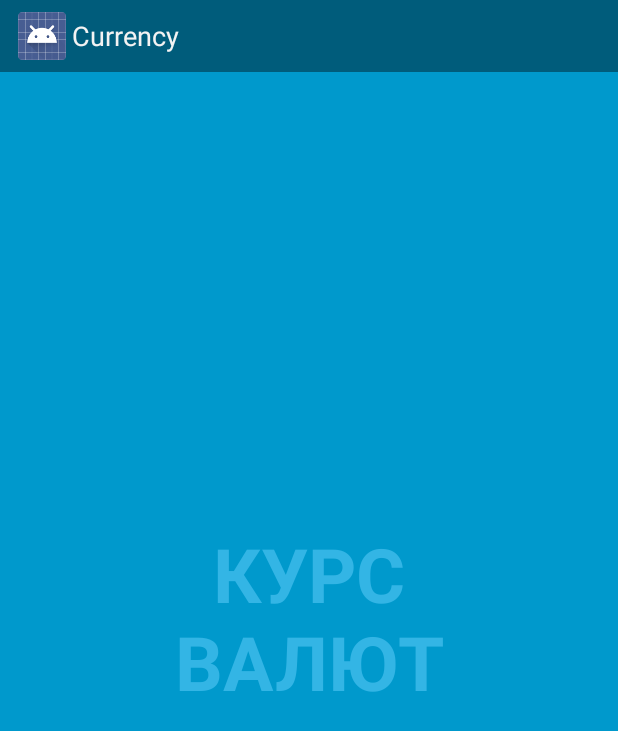
After one commit to shamankio/Currency, an Android app: the InitScreen screen opened directly, with no data from a screen before it, on a phone screen of 412 x 824 dp. The commit adds this screen. Shown: the top 731 px of the screen. Run offline under Robolectric (Android 15) with nearby library versions, the phone set to English and light mode, and no system bars; 1 statement that could not run was skipped.

Commit message:
version 1

```diff
--- /dev/null
+++ b/app/src/main/java/com/rustan/currency/InitScreen.java
@@ -0,0 +1,73 @@
+package com.rustan.currency;
+
+import android.app.Activity;
+import android.content.Intent;
+import android.os.AsyncTask;
+import android.os.Bundle;
+import android.util.Log;
+
+import org.json.JSONArray;
+import org.json.JSONException;
+import org.json.JSONObject;
+
+
+public class InitScreen extends Activity {
+
+    private static final String URL = "https://api.privatbank.ua/p24api/pubinfo?json&exchange&coursid=5";
+    private CurPOJO currency;
+
+    @Override
+    protected void onCreate(Bundle savedInstanceState) {
+        super.onCreate(savedInstanceState);
+
+        setContentView(R.layout.activity_fullscreen);
+        currency = new CurPOJO();
+        new PrefetchDataCurrency().execute();
+
+    }
+
+    // Создаем AsyncTask, который и будет выполнять получение
+    // курса валют в потоке
+    private class PrefetchDataCurrency extends AsyncTask<Void, Void, Void> {
+
+        @Override
+        protected Void doInBackground(Void... voids) {
+            // получаем курс UAH в USD с помощью нашего парсера
+            JSONArray jsonUAHToUSD = JSONParser.getJSONFromUrl(URL);
+            if (jsonUAHToUSD != null) {
+                try {
+                    JSONObject jobj = jsonUAHToUSD.getJSONObject(2);
+                    Log.d("myLog2", jobj.toString());
+                    Log.d("myLog2", "ccy=" + jobj.getString("ccy"));
+                    currency.setCur_buy(jobj.getDouble("buy"));
+                    currency.setCur_sale(jobj.getDouble("sale"));
+                    currency.setCur_name(jobj.getString("ccy"));
+                } catch (JSONException e) {
+                    e.printStackTrace();
+                }
+                Log.d("myLog1", jsonUAHToUSD.toString());
+            }
+            return null;
+        }
+
+        @Override
+        protected void onPostExecute(Void aVoid) {
+            super.onPostExecute(aVoid);
+
+            // создаем новый Intent для перехода на MainActivity
+            Intent intent = new Intent(InitScreen.this, MainActivity.class);
+            // Добавляем в Intent наш объект
+            // обратите внимание, что класс Currency должен реализовывать
+            // интерфейс Serializable
+            intent.putExtra("currency", currency);
+
+            // запускаем новое Activity c Intent-ом, который хранит наш объект currency
+            startActivity(intent);
+
+            // завершаем работу потока
+            finish();
+        }
+
+
+    }
+}
--- a/app/src/main/java/com/rustan/currency/JSONParser.java
+++ b/app/src/main/java/com/rustan/currency/JSONParser.java
@@ -8,8 +8,8 @@ import org.apache.http.StatusLine;
 import org.apache.http.client.HttpClient;
 import org.apache.http.client.methods.HttpGet;
 import org.apache.http.impl.client.DefaultHttpClient;
+import org.json.JSONArray;
 import org.json.JSONException;
-import org.json.JSONObject;
 
 import java.io.BufferedReader;
 import java.io.IOException;
@@ -18,7 +18,7 @@ import java.io.InputStreamReader;
 
 public class JSONParser {
 
-    public static JSONObject getJSONFromUrl(String url) {
+    public static JSONArray getJSONFromUrl(String url) {
         StringBuilder builder = new StringBuilder();
         // Создаем HTTP клиент, который позволит работать с HTTP запросами
         HttpClient client = new DefaultHttpClient();
@@ -49,15 +49,16 @@ public class JSONParser {
             Log.e(JSONParser.class.toString(), "Failed status code = " + statusCode);
         }
 
-        JSONObject jsonObject = null;
+        JSONArray jsonArray = null;
         try {
             // формируем JSON объект
-            jsonObject = new JSONObject(builder.toString());
+            jsonArray = new JSONArray(builder.toString());
+            Log.d("myLog",builder.toString());
         } catch (JSONException e) {
             Log.e(JSONParser.class.getName(), "Not valid JSON data.");
         }
 
         // возвращаем сформированный JSON объект
-        return jsonObject;
+        return jsonArray;
     }
 }
--- /dev/null
+++ b/app/src/main/res/layout/activity_fullscreen.xml
@@ -0,0 +1,25 @@
+<FrameLayout xmlns:android="http://schemas.android.com/apk/res/android"
+    xmlns:tools="http://schemas.android.com/tools"
+    android:layout_width="match_parent"
+    android:layout_height="match_parent"
+    android:background="#0099cc"
+    tools:context="com.rustan.currency.FullscreenActivity">
+
+    <!-- The primary full-screen view. This can be replaced with whatever view
+         is needed to present your content, e.g. VideoView, SurfaceView,
+         TextureView, etc. -->
+    <TextView
+        android:id="@+id/fullscreen_content"
+        android:layout_width="match_parent"
+        android:layout_height="match_parent"
+        android:gravity="center"
+        android:keepScreenOn="true"
+        android:text="@string/dummy_content"
+        android:textColor="#33b5e5"
+        android:textSize="50sp"
+        android:textStyle="bold" />
+
+    <!-- This FrameLayout insets its children based on system windows using
+         android:fitsSystemWindows. -->
+
+</FrameLayout>
--- /dev/null
+++ b/app/src/main/res/values-v11/styles.xml
@@ -0,0 +1,15 @@
+<resources>
+
+    <style name="FullscreenTheme" parent="android:Theme.Holo">
+        <item name="android:actionBarStyle">@style/FullscreenActionBarStyle</item>
+        <item name="android:windowActionBarOverlay">true</item>
+        <item name="android:windowBackground">@null</item>
+        <item name="metaButtonBarStyle">?android:attr/buttonBarStyle</item>
+        <item name="metaButtonBarButtonStyle">?android:attr/buttonBarButtonStyle</item>
+    </style>
+
+    <style name="FullscreenActionBarStyle" parent="android:Widget.Holo.ActionBar">
+        <item name="android:background">@color/black_overlay</item>
+    </style>
+
+</resources>
--- /dev/null
+++ b/app/src/main/res/values/colors.xml
@@ -0,0 +1,5 @@
+<resources>
+
+    <color name="black_overlay">#66000000</color>
+
+</resources>
```
Also changed, not shown: app/src/main/AndroidManifest.xml (+8 -3 lines), app/src/main/java/com/rustan/currency/CurPOJO.java (added, +36 -0 lines), app/src/main/java/com/rustan/currency/MainActivity.java (+10 -23 lines), app/src/main/res/layout/activity_main.xml (+90 -5 lines), app/src/main/res/values/attrs.xml (added, +12 -0 lines), app/src/main/res/values/strings.xml (added, +16 -0 lines).
